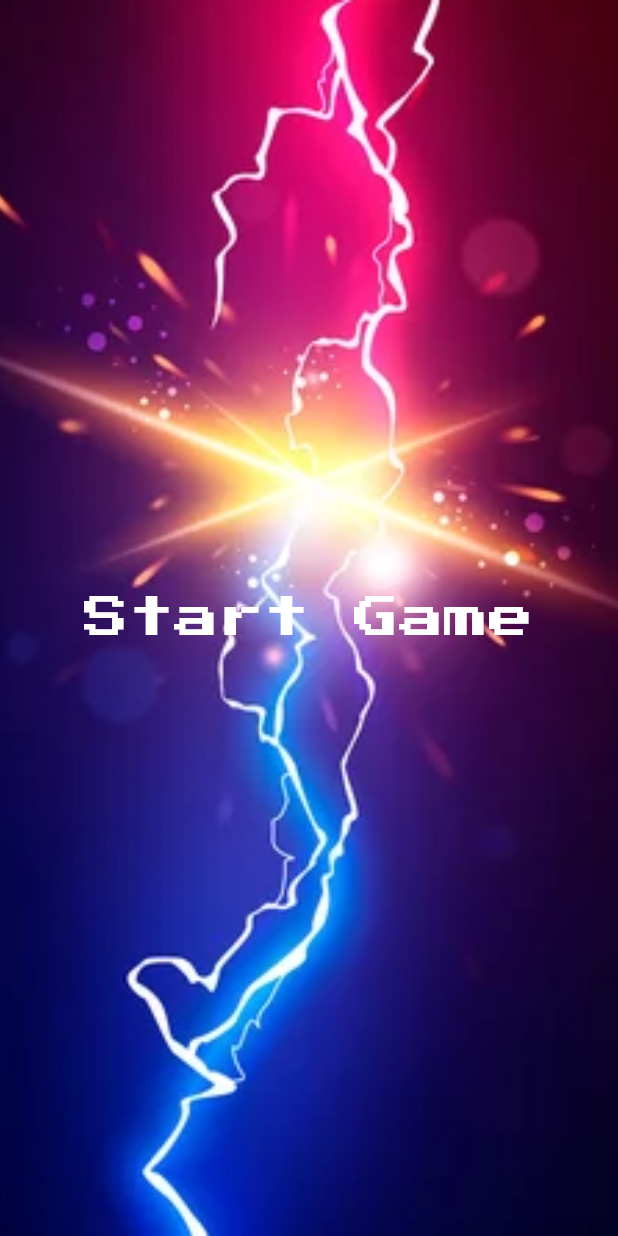
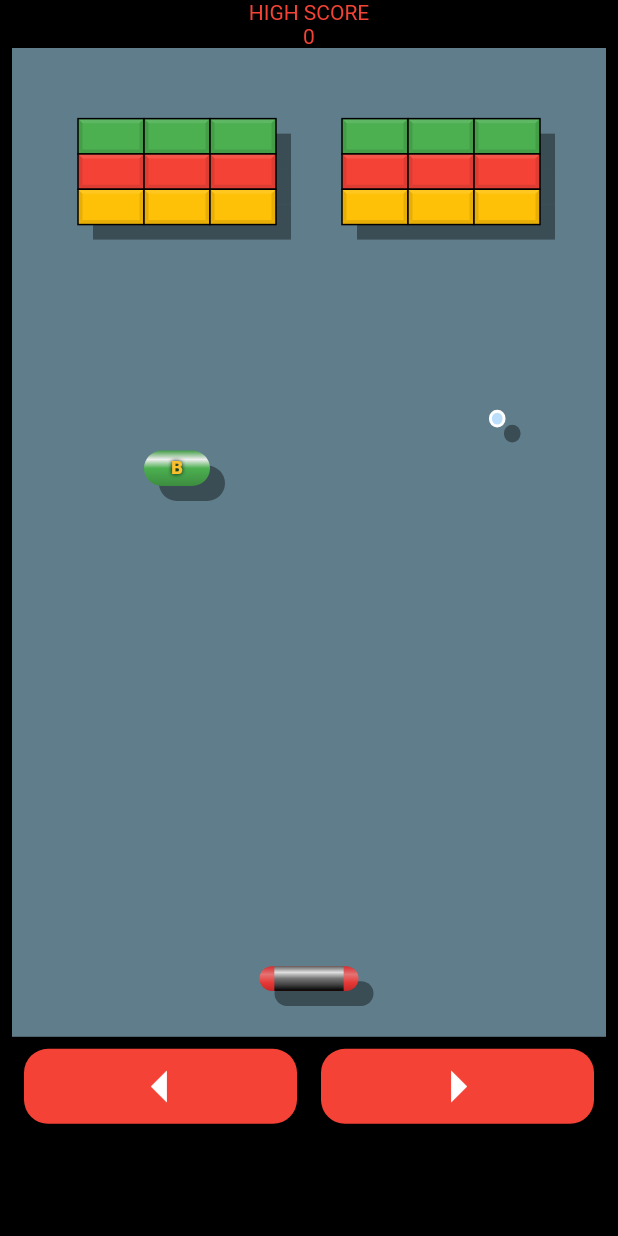
Before and after one commit to hngx-org/Team-Zeus-Breakout-Revival, a Flutter app: the screen it shows after launch, after a tap on "Start Game", on a phone screen of 412 x 824 dp. Run offline on Flutter 3.47's test engine with Material 2 defaults, Android fonts, the phone set to English and light mode, and no system bars.

Commit message:
Gameplay

```diff
--- /dev/null
+++ b/lib/element/ball/ball.dart
@@ -0,0 +1,24 @@
+import 'package:flutter/material.dart';
+import 'package:zeus_breakout_rivival/element/base_class/gameObject.dart';
+
+class Ball extends GameObject {
+  late Offset direction;
+  late double speed;
+
+  Ball({required Offset position, required this.direction, required this.speed})
+      : super(position: position, size: Size(.5, .5));
+
+  @override
+  Widget renderGameObject(Size unitSize) {
+    return Container(
+      decoration: BoxDecoration(
+          color: Colors.blue.shade100,
+          borderRadius: BorderRadius.all(Radius.circular(100.0)),
+          border: Border.all(color: Colors.white, width: 2),
+          boxShadow: [
+            BoxShadow(
+                color: Colors.black.withAlpha(100), offset: Offset(10, 10))
+          ]),
+    );
+  }
+}
--- /dev/null
+++ b/lib/element/base_class/gameObject.dart
@@ -0,0 +1,28 @@
+import 'package:flutter/material.dart';
+
+abstract class GameObject {
+
+  Offset position;
+  Size size;
+
+  GameObject({
+    required this.position,
+    required this.size
+  });
+
+  Widget render(Animation<double> controller, Size unitSize) => AnimatedBuilder(
+    animation: controller,
+    builder: (context, child) => Positioned(
+        top: position.dy * unitSize.height,
+        left: position.dx * unitSize.width,
+        width: size.width * unitSize.width,
+        height: size.height * unitSize.height,
+        child: renderGameObject(unitSize)),
+  );
+
+  Widget renderGameObject(Size unitSize);
+
+  Rect get rect =>
+      Rect.fromLTWH(position.dx, position.dy, size.width, size.height);
+
+}
--- /dev/null
+++ b/lib/element/brick/brick.dart
@@ -0,0 +1,97 @@
+import 'package:flutter/material.dart';
+import 'package:zeus_breakout_rivival/element/base_class/gameObject.dart';
+
+class Brick extends GameObject {
+  Color color;
+
+  Brick({required Offset position, required this.color})
+      : super(position: position, size: Size(2, 1));
+
+  @override
+  Widget renderGameObject(Size unitSize) {
+    return CustomPaint(painter: BrickPainter(brickColor: color));
+  }
+
+  Widget drawShadow(Size unitSize) {
+    return Positioned(
+        top: position.dy * unitSize.height,
+        left: position.dx * unitSize.width,
+        width: size.width * unitSize.width,
+        height: size.height * unitSize.height,
+        child: (Container(
+            width: size.width * unitSize.width,
+            height: size.height * unitSize.height,
+            decoration: BoxDecoration(boxShadow: [
+              BoxShadow(
+                  color: Colors.black.withAlpha(100), offset: Offset(10, 10))
+            ]))));
+  }
+}
+
+Paint stroke = Paint()
+  ..strokeWidth = 1
+  ..color = Colors.black
+  ..style = PaintingStyle.stroke;
+
+
+class BrickPainter extends CustomPainter {
+  final Color brickColor;
+  final Paint main;
+  final Paint light;
+  final Paint dark;
+
+  BrickPainter({required this.brickColor})
+      : main = Paint()
+    ..color = brickColor
+    ..style = PaintingStyle.fill,
+        light = Paint()
+          ..color = Color.lerp(brickColor, Colors.white, .1)!
+          ..style = PaintingStyle.fill,
+        dark = Paint()
+          ..color = Color.lerp(brickColor, Colors.black, .1)!
+          ..style = PaintingStyle.fill;
+  @override
+  void paint(Canvas canvas, Size size) {
+    Rect rect = Rect.fromLTWH(0, 0, size.width, size.height);
+    Rect inner = rect.deflate(3);
+    canvas.drawRect(rect, main);
+    canvas.drawPath(
+        Path()
+          ..moveTo(inner.left, inner.top)
+          ..lineTo(rect.left, rect.top)
+          ..lineTo(rect.right, rect.top)
+          ..lineTo(inner.right, inner.top)
+          ..lineTo(inner.left, inner.top),
+        light);
+    canvas.drawPath(
+        Path()
+          ..moveTo(inner.right, inner.top)
+          ..lineTo(rect.right, rect.top)
+          ..lineTo(rect.right, rect.bottom)
+          ..lineTo(inner.right, inner.bottom)
+          ..lineTo(inner.right, inner.top),
+        dark);
+    canvas.drawPath(
+        Path()
+          ..moveTo(inner.left, inner.bottom)
+          ..lineTo(rect.left, rect.bottom)
+          ..lineTo(rect.right, rect.bottom)
+          ..lineTo(inner.right, inner.bottom)
+          ..lineTo(inner.left, inner.bottom),
+        dark);
+    canvas.drawPath(
+        Path()
+          ..moveTo(inner.left, inner.top)
+          ..lineTo(rect.left, rect.top)
+          ..lineTo(rect.left, rect.bottom)
+          ..lineTo(inner.left, inner.bottom)
+          ..lineTo(inner.left, inner.top),
+        dark);
+    canvas.drawRect(rect, stroke);
+  }
+
+  @override
+  bool shouldRepaint(covariant CustomPainter oldDelegate) {
+    return false;
+  }
+}
--- /dev/null
+++ b/lib/element/gameplayUI/gameplayUI_and_logic.dart
@@ -0,0 +1,306 @@
+import 'package:flutter/material.dart';
+import 'package:zeus_breakout_rivival/element/powerUps/power_ups.dart';
+import 'package:zeus_breakout_rivival/element/ball/ball.dart';
+import 'package:zeus_breakout_rivival/element/paddle/paddle.dart';
+import 'package:zeus_breakout_rivival/element/brick/brick.dart';
+import 'dart:math';
+
+class Breakout extends StatefulWidget {
+  const Breakout({Key? key}) : super(key: key);
+
+  @override
+  State<Breakout> createState() => _BreakoutState();
+}
+
+class _BreakoutState extends State<Breakout> with SingleTickerProviderStateMixin{
+
+  late AnimationController controller;
+
+  late Size worldSize;
+  late Paddle paddle;
+  late List<Ball> balls;
+  late List<Brick> bricks;
+  late List<PowerUp> powerups;
+
+  int prevTimeMS = 0;
+
+  int score = 0;
+
+  @override
+  void initState() {
+    // TODO: implement initState
+    super.initState();
+
+    controller = AnimationController(vsync: this, duration: Duration(days: 99));
+    controller.addListener(update);
+    worldSize = Size(18.0, 28.0);
+    paddle = Paddle(position: Offset(9.0 - 3.0 / 2, 26.0));
+    balls = [
+      Ball(
+          position: Offset(8.3, 18),
+          direction: Offset.fromDirection(-.9),
+          speed: 9)
+
+    ];
+    bricks = [
+      Brick(position: Offset(2, 2), color: Colors.green),
+      Brick(position: Offset(4, 2), color: Colors.green),
+      Brick(position: Offset(6, 2), color: Colors.green),
+      Brick(position: Offset(10, 2), color: Colors.green),
+      Brick(position: Offset(12, 2), color: Colors.green),
+      Brick(position: Offset(14, 2), color: Colors.green),
+      Brick(position: Offset(2, 3), color: Colors.red),
+      Brick(position: Offset(4, 3), color: Colors.red),
+      Brick(position: Offset(6, 3), color: Colors.red),
+      Brick(position: Offset(10, 3), color: Colors.red),
+      Brick(position: Offset(12, 3), color: Colors.red),
+      Brick(position: Offset(14, 3), color: Colors.red),
+      Brick(position: Offset(2, 4), color: Colors.amber),
+      Brick(position: Offset(4, 4), color: Colors.amber),
+      Brick(position: Offset(6, 4), color: Colors.amber),
+      Brick(position: Offset(10, 4), color: Colors.amber),
+      Brick(position: Offset(12, 4), color: Colors.amber),
+      Brick(position: Offset(14, 4), color: Colors.amber)
+    ];
+
+    powerups = [
+      PowerUp(position: Offset(4.0, 7.0), type: PowerUpType.balls)
+    ];
+
+    prevTimeMS = DateTime.now().millisecondsSinceEpoch;
+
+    controller.forward();
+
+  }
+
+  //Logic
+  void update(){
+
+    int currTimeMS = DateTime.now().millisecondsSinceEpoch;
+    int deltaMS = currTimeMS - prevTimeMS;
+    double deltaS = deltaMS / 1000.0;
+    List<Brick> destroyedBricks = [];
+    List<PowerUp> consumedPowerups = [];
+
+    if (paddle.desiredLength > paddle.size.width) {
+      double growthAmount = .5 * deltaS;
+      paddle.size = Size(paddle.size.width + growthAmount, paddle.size.height);
+      paddle.position =
+          Offset(paddle.position.dx - growthAmount / 2, paddle.position.dy);
+    }
+
+    if (paddle.left && paddle.position.dx > 0) {
+      paddle.position = Offset(
+          paddle.position.dx - paddle.speed * deltaS, paddle.position.dy);
+    }
+    if (paddle.right &&
+        paddle.position.dx + paddle.size.width < worldSize.width) {
+      paddle.position = Offset(
+          paddle.position.dx + paddle.speed * deltaS, paddle.position.dy);
+    }
+
+    Rect paddleRect = paddle.rect;
+
+    for (PowerUp powerup in powerups) {
+      powerup.position =
+          Offset(powerup.position.dx, powerup.position.dy + 4.0 * deltaS);
+      Rect powerupRect = powerup.rect;
+      if (paddleRect.overlaps(powerupRect)) {
+        consumedPowerups.add(powerup);
+        score += 500;
+        switch (powerup.type) {
+          case PowerUpType.length:
+            paddle.desiredLength += 1.0;
+            break;
+          case PowerUpType.speed:
+            paddle.speed += 2.0;
+            break;
+          case PowerUpType.balls:
+            balls.add(Ball(
+                position: Offset(paddle.position.dx + paddle.size.width * .5,
+                    paddle.position.dy - 1.0),
+                direction: Offset.fromDirection(-.5),
+                speed: 8.0));
+            break;
+        }
+      }
+    }
+
+    for (Ball ball in balls) {
+      ball.position = ball.position + ball.direction * ball.speed * deltaS;
+      if (ball.position.dx + ball.size.width > worldSize.width) {
+        ball.position =
+            Offset(worldSize.width - ball.size.width, ball.position.dy);
+        ball.direction = Offset(-ball.direction.dx, ball.direction.dy);
+      }
+      if (ball.position.dx < 0) {
+        ball.position = Offset(0, ball.position.dy);
+        ball.direction = Offset(-ball.direction.dx, ball.direction.dy);
+      }
+      if (ball.position.dy < 0) {
+        ball.position = Offset(ball.position.dx, 0);
+        ball.direction = Offset(ball.direction.dx, -ball.direction.dy);
+      }
+
+      Rect ballRect = ball.rect;
+      if (paddleRect.overlaps(ballRect)) {
+        Rect intersection = ballRect.intersect(paddleRect);
+        if (intersection.height < intersection.width &&
+            ball.position.dy < paddle.position.dy) {
+          // ball is hitting the face of the paddle
+          ball.position =
+              Offset(ball.position.dx, ball.position.dy - intersection.height);
+          double paddlePct =
+              (ball.position.dx + ball.size.width / 2 - paddle.position.dx) /
+                  paddle.size.width;
+          double maxAngle = pi * .8;
+          ball.direction =
+              Offset.fromDirection(-maxAngle + maxAngle * paddlePct);
+        } else if (ball.position.dx < paddle.position.dx) {
+          ball.position =
+              Offset(paddle.position.dx - ball.size.width, ball.position.dy);
+          ball.direction =
+              Offset(-ball.direction.dx.abs(), ball.direction.dy.abs());
+        } else if (ballRect.right > paddleRect.right) {
+          ball.position = Offset(paddle.position.dx, ball.position.dy);
+          ball.direction =
+              Offset(-ball.direction.dx.abs(), ball.direction.dy.abs());
+        } else {
+          ball.position = Offset(ball.position.dx, paddleRect.bottom);
+          ball.direction = Offset(0, ball.direction.dy.abs());
+        }
+      }
+      //
+      for (Brick brick in bricks) {
+        Rect brickRect = brick.rect;
+        if (brickRect.overlaps(ballRect)) {
+          score += 500;
+          destroyedBricks.add(brick);
+          Rect intersection = brickRect.intersect(ballRect);
+          if (intersection.height > intersection.width) {
+            ball.position = Offset(
+                ball.position.dx - intersection.width * ball.direction.dx.sign,
+                ball.position.dy);
+            ball.direction = Offset(-ball.direction.dx, ball.direction.dy);
+          } else {
+            ball.position = Offset(
+                ball.position.dx,
+                ball.position.dy -
+                    intersection.height * ball.direction.dy.sign);
+            ball.direction = Offset(ball.direction.dx, -ball.direction.dy);
+          }
+          break;
+        }
+      }
+    }
+
+    if (destroyedBricks.isNotEmpty
+        || consumedPowerups.isNotEmpty
+    ) {
+      setState(() {
+        for (Brick destroyedBrick in destroyedBricks) {
+          bricks.remove(destroyedBrick);
+        }
+        for (PowerUp powerup in consumedPowerups) {
+          powerups.remove(powerup);
+        }
+      });
+    }
+
+
+
+    prevTimeMS = currTimeMS;
+  }
+
+
+  //Gameplay UI
+  @override
+  Widget build(BuildContext context) {
+    Size size = MediaQuery.of(context).size;
+    return Scaffold(
+      backgroundColor: Colors.black,
+      body: SafeArea(
+        child: Padding(
+          padding: EdgeInsets.fromLTRB(8, 0, 8, 0),
+          child: Column(
+            children: [
+              Text('HIGH SCORE',
+                  style: TextStyle(color: Colors.red)),
+              Text('$score',
+                  style: TextStyle(color: Colors.red)),
+              Container(
+                width: size.width ,
+                height: size.height * 0.8,
+                color: Colors.blueGrey,
+                child: AspectRatio(
+
+                  aspectRatio: worldSize.aspectRatio,
+                  child: LayoutBuilder(
+                    builder: (context, constraints) {
+                      Size unitSize = Size(
+                          constraints.maxWidth / worldSize.width,
+                          constraints.maxHeight / worldSize.height);
+                      List<Widget> gameObjects = [];
+                      gameObjects.add(paddle.render(controller, unitSize));
+                      gameObjects.addAll(
+                          balls.map((b) => b.render(controller, unitSize)));
+                      gameObjects
+                          .addAll(bricks.map((b) => b.drawShadow(unitSize)));
+                      gameObjects.addAll(
+                          bricks.map((b) => b.render(controller, unitSize)));
+                      gameObjects.addAll(powerups
+                          .map((b) => b.render(controller, unitSize)));
+                      return Stack(
+                        children: gameObjects,
+                      );
+                    },
+                  ),
+                ),
+              ),
+              Row(
+                children: [
+                  Expanded(
+                    child: Btn(
+                        child: Icon(Icons.arrow_left, size: 50 ),
+                        down: () => paddle.left = true,
+                        up: () => paddle.left = false),
+                  ),
+                  Expanded(
+                    child: Btn(
+                        child: Icon(Icons.arrow_right, size: 50),
+                        down: () => paddle.right = true,
+                        up: () => paddle.right = false),
+                  )
+                ],
+              )
+            ],
+          ),
+        ),
+      ),
+    );
+  }
+}
+
+
+class Btn extends StatelessWidget {
+  final void Function() down;
+  final void Function() up;
+  final Widget child;
+
+  const Btn({Key? key, required this.down, required this.up, required this.child}) : super(key: key);
+
+  @override
+  Widget build(BuildContext context) {
+    return  GestureDetector(
+        onTapDown: (details) => down(),
+        onTapCancel: up,
+        onTapUp: (details) => up(),
+        child:  Container(
+          margin: EdgeInsets.all(8),
+          decoration: BoxDecoration(
+              color: Colors.red,
+              borderRadius: BorderRadius.all(Radius.circular(16))),
+          child: Center(child: child),
+        ));;
+  }
+}
--- /dev/null
+++ b/lib/element/paddle/paddle.dart
@@ -0,0 +1,49 @@
+import 'package:flutter/material.dart';
+import 'package:zeus_breakout_rivival/element/base_class/gameObject.dart';
+
+class Paddle extends GameObject {
+  late double speed = 10;
+  bool left = false;
+  bool right = false;
+
+
+  double desiredLength = 3.0;
+
+  Paddle({required Offset position}) : super(position: position, size: Size(3.0, .7));
+
+  @override
+  Widget renderGameObject(Size unitSize) {
+    return Container(
+        decoration: BoxDecoration(
+            borderRadius: BorderRadius.all(Radius.circular(16)),
+            gradient: LinearGradient(
+                begin: Alignment.topCenter,
+                end: Alignment.bottomCenter,
+                colors: [
+                  Colors.red.shade700,
+                  Colors.red.shade300,
+                  Colors.red.shade600,
+                  Colors.red.shade800,
+                ]),
+            boxShadow: [
+              BoxShadow(
+                  color: Colors.black.withAlpha(100), offset: Offset(10, 10))
+            ]),
+        child: Center(
+          child: Container(
+              width: (size.width * unitSize.width) * .7,
+              decoration: BoxDecoration(
+                gradient: LinearGradient(
+                    begin: Alignment.topCenter,
+                    end: Alignment.bottomCenter,
+                    colors: [
+                      Colors.grey.shade700,
+                      Colors.grey.shade300,
+                      Colors.grey.shade600,
+                      Colors.grey.shade800,
+                      Colors.black,
+                    ]),
+              )),
+        ));
+  }
+}
--- /dev/null
+++ b/lib/element/powerUps/power_ups.dart
@@ -0,0 +1,64 @@
+import 'package:flutter/material.dart';
+import 'package:zeus_breakout_rivival/element/base_class/gameObject.dart';
+
+
+enum PowerUpType { length, balls, speed }
+
+extension PowerUpProps on PowerUpType {
+  Color get color {
+    switch (this) {
+      case PowerUpType.length:
+        return Colors.blue;
+      case PowerUpType.speed:
+        return Colors.red;
+      case PowerUpType.balls:
+        return Colors.green;
+    }
+  }
+
+  String get letter {
+    switch (this) {
+      case PowerUpType.length:
+        return "L";
+      case PowerUpType.speed:
+        return "S";
+      case PowerUpType.balls:
+        return "B";
+    }
+  }
+}
+
+class PowerUp extends GameObject {
+  final PowerUpType type;
+  PowerUp({required Offset position, required this.type})
+      : super(position: position, size: Size(2, 1));
+
+  @override
+  Widget renderGameObject(Size unitSize) {
+    return Container(
+        decoration: BoxDecoration(
+            gradient: LinearGradient(
+                begin: Alignment.topCenter,
+                end: Alignment.bottomCenter,
+                colors: [
+                  Color.lerp(type.color, Colors.black, .1)!,
+                  Colors.grey.shade200,
+                  type.color,
+                  Color.lerp(type.color, Colors.black, .1)!,
+                  Color.lerp(type.color, Colors.black, .2)!,
+                ]),
+            boxShadow: [
+              BoxShadow(
+                  color: Colors.black.withAlpha(100), offset: Offset(10, 10))
+            ],
+            borderRadius: BorderRadius.all(Radius.circular(16))),
+        padding: EdgeInsets.fromLTRB(8, 0, 8, 0),
+        child: Center(
+            child: Text(type.letter,
+                style: TextStyle(
+                    color: Colors.yellow.shade700,
+                    fontSize: 12,
+                    fontWeight: FontWeight.w800,
+                    shadows: [Shadow(color: Colors.black, blurRadius: 3.0)]))));
+  }
+}
--- a/lib/src/features/home/home_screen.dart
+++ b/lib/src/features/home/home_screen.dart
@@ -1,4 +1,5 @@
 import 'package:flutter/material.dart';
+import 'package:zeus_breakout_rivival/element/gameplayUI/gameplayUI_and_logic.dart';
 
 class HomeScreen extends StatelessWidget {
   const HomeScreen({super.key});
@@ -15,7 +16,9 @@ class HomeScreen extends StatelessWidget {
         ),
         child: Center(
           child: TextButton(
-            onPressed: (){},
+            onPressed: (){
+              Navigator.push(context, MaterialPageRoute(builder: (context) =>  const Breakout()));
+            },
             child: const Text('Start Game',
             style: TextStyle(
                 fontFamily: 'PressStart2P',
```
